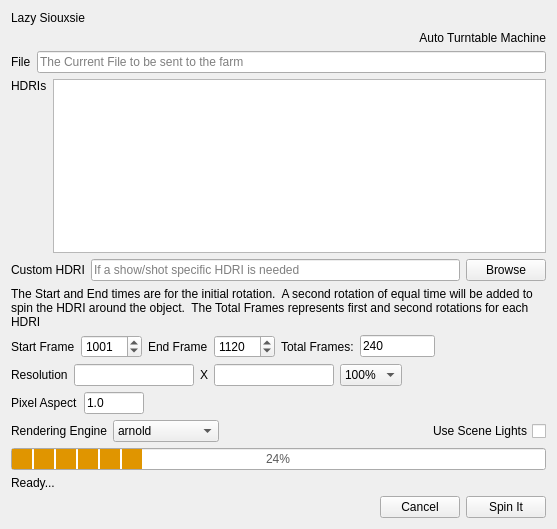
First picture: the form in v1.0.0/python/lazy_siouxsie/ui/lazy_siouxsie_ui.ui, repository SleepDeprivedVFX/lazy_siouxsie, before the edit.
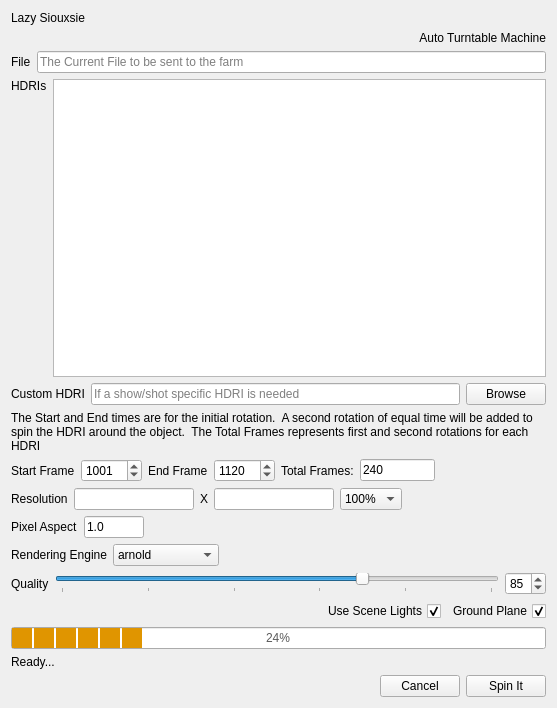
Second picture: the form after the edit.

```diff
--- a/v1.0.0/python/lazy_siouxsie/ui/lazy_siouxsie_ui.ui
+++ b/v1.0.0/python/lazy_siouxsie/ui/lazy_siouxsie_ui.ui
@@ -7,7 +7,7 @@
     <x>0</x>
     <y>0</y>
     <width>557</width>
-    <height>529</height>
+    <height>708</height>
    </rect>
   </property>
   <property name="windowTitle">
@@ -373,6 +373,63 @@
        </property>
       </spacer>
      </item>
+    </layout>
+   </item>
+   <item>
+    <layout class="QHBoxLayout" name="horizontalLayout_10">
+     <item>
+      <widget class="QLabel" name="quality_label">
+       <property name="text">
+        <string>Quality</string>
+       </property>
+       <property name="buddy">
+        <cstring>quality_slider</cstring>
+       </property>
+      </widget>
+     </item>
+     <item>
+      <widget class="QSlider" name="quality_slider">
+       <property name="minimum">
+        <number>50</number>
+       </property>
+       <property name="maximum">
+        <number>100</number>
+       </property>
+       <property name="value">
+        <number>85</number>
+       </property>
+       <property name="orientation">
+        <enum>Qt::Horizontal</enum>
+       </property>
+       <property name="tickPosition">
+        <enum>QSlider::TicksBelow</enum>
+       </property>
+      </widget>
+     </item>
+     <item>
+      <widget class="QSpinBox" name="quality_value">
+       <property name="value">
+        <number>85</number>
+       </property>
+      </widget>
+     </item>
+    </layout>
+   </item>
+   <item>
+    <layout class="QHBoxLayout" name="horizontalLayout_9">
+     <item>
+      <spacer name="horizontalSpacer_6">
+       <property name="orientation">
+        <enum>Qt::Horizontal</enum>
+       </property>
+       <property name="sizeHint" stdset="0">
+        <size>
+         <width>40</width>
+         <height>20</height>
+        </size>
+       </property>
+      </spacer>
+     </item>
      <item>
       <widget class="QCheckBox" name="scene_lights">
        <property name="layoutDirection">
@@ -381,6 +438,25 @@
        <property name="text">
         <string>Use Scene Lights</string>
        </property>
+       <property name="checked">
+        <bool>true</bool>
+       </property>
+      </widget>
+     </item>
+     <item>
+      <widget class="QCheckBox" name="ground_plane">
+       <property name="toolTip">
+        <string>Create a shadow catching ground plane</string>
+       </property>
+       <property name="layoutDirection">
+        <enum>Qt::RightToLeft</enum>
+       </property>
+       <property name="text">
+        <string>Ground Plane</string>
+       </property>
+       <property name="checked">
+        <bool>true</bool>
+       </property>
       </widget>
      </item>
     </layout>
```
Left out of the diff: 133 changed lines with no effect on the pictures.
